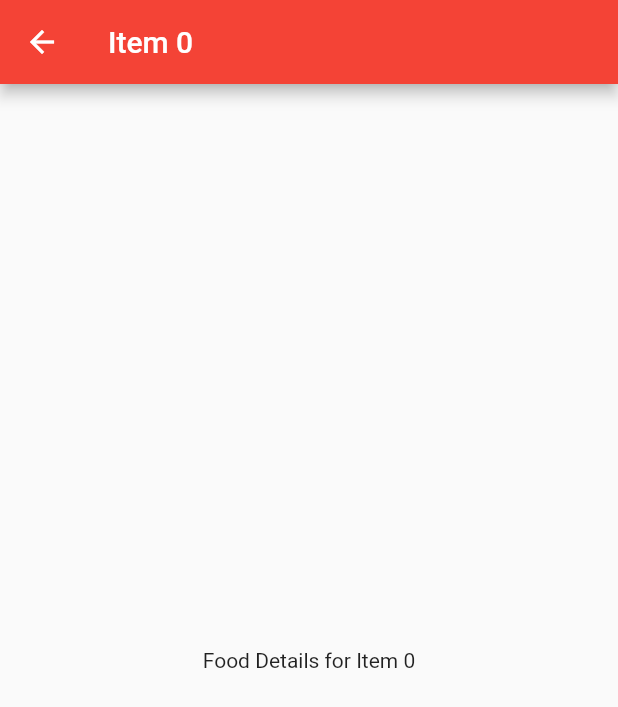
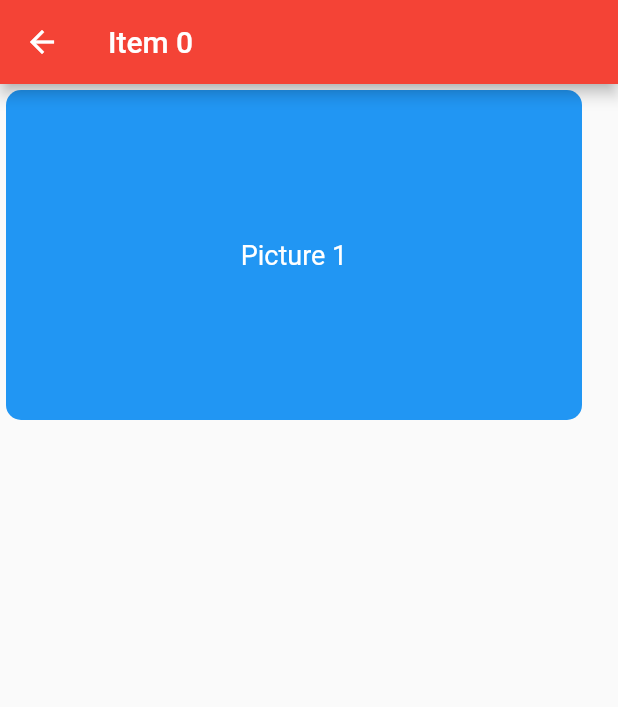
Before and after one commit to noitisoprepus/food-hunter, a Flutter app: the CatalogPage screen opened directly, after a tap on an icon or button, on a phone screen of 412 x 824 dp. Shown: the top 707 px of the screen. Run offline on Flutter 3.47's test engine with Material 2 defaults, Android fonts, the phone set to English and light mode, and no system bars.

Commit message:
CatalogPage to FoodPage Hero!

```diff
--- a/lib/main.dart
+++ b/lib/main.dart
@@ -18,7 +18,7 @@ class MyApp extends StatelessWidget {
       ),
       debugShowCheckedModeBanner: false,
       title: 'Food Hunter',
-      home: HomePage(),
+      home: const HomePage(),
     );
   }
 }
--- a/lib/pages/catalog.dart
+++ b/lib/pages/catalog.dart
@@ -2,16 +2,18 @@ import 'package:flutter/material.dart';
 import 'package:food_hunter/pages/food.dart';
 
 class CatalogPage extends StatelessWidget {
+  const CatalogPage({super.key});
+
   @override
   Widget build(BuildContext context) {
     return Scaffold(
       appBar: AppBar(
-        title: Text('Food Catalog'),
+        title: const Text('Food Catalog'),
       ),
       body: Column(
         children: [
           Container(
-            margin: EdgeInsets.all(16.0),
+            margin: const EdgeInsets.all(16.0),
             decoration: BoxDecoration(
               borderRadius: BorderRadius.circular(10.0),
               border: Border.all(
@@ -19,7 +21,7 @@ class CatalogPage extends StatelessWidget {
                 width: 1.0,
               ),
             ),
-            child: TextField(
+            child: const TextField(
               decoration: InputDecoration(
                 hintText: 'Search',
                 hintStyle: TextStyle(color: Colors.grey),
@@ -66,6 +68,8 @@ class CatalogPage extends StatelessWidget {
           ),
         );
       },
+      child: Hero(
+        tag: 'food_item_$index',
         child: Container(
           padding: const EdgeInsets.all(8),
           // color: Colors.teal[100 * (index + 1)],
@@ -77,6 +81,7 @@ class CatalogPage extends StatelessWidget {
             child: Text(text),
           ),
         ),
+      ),
     );
   }
 }
--- a/lib/pages/food.dart
+++ b/lib/pages/food.dart
@@ -1,22 +1,95 @@
 import 'package:flutter/material.dart';
 
-class FoodPage extends StatelessWidget {
+class FoodPage extends StatefulWidget {
   final int itemIndex; // Define the itemIndex
 
-  FoodPage({Key? key, required this.itemIndex}) : super(key: key); // Update constructor
+  const FoodPage({Key? key, required this.itemIndex}) : super(key: key); // Update constructor
+
+  @override
+  _FoodPageState createState() => _FoodPageState();
+}
+
+class _FoodPageState extends State<FoodPage> {
+  final List<String> informationEntries = [
+    'Picture 1',
+    'Picture 2',
+    'Picture 3',
+    // Add more information entries here
+  ];
+
+  int selectedInformationIndex = 0; // Track the currently selected information entry
+  late PageController _pageController;
+
+  @override
+  void initState() {
+    super.initState();
+    _pageController = PageController();
+
+    // Listen for page changes and update selectedInformationIndex
+    _pageController.addListener(() {
+      setState(() {
+        selectedInformationIndex = _pageController.page?.round() ?? 0;
+      });
+    });
+  }
 
   @override
   Widget build(BuildContext context) {
     // Generate a dynamic title based on the itemIndex
-    String itemTitle = 'Item $itemIndex';
+    String itemTitle = 'Item ${widget.itemIndex}';
 
     return Scaffold(
       appBar: AppBar(
         title: Text(itemTitle), // Set the app bar title to the item name
       ),
-      body: Center(
-        child: Text('Food Details for $itemTitle'), // Use the dynamic item name
+      body: Column(
+        children: <Widget>[
+          Padding(
+            padding: const EdgeInsets.all(4.0),
+            child: SizedBox(
+              height: 220, // Adjust the height as needed
+              child: PageView.builder(
+                controller: _pageController,
+                scrollDirection: Axis.horizontal,
+                itemCount: informationEntries.length,
+                itemBuilder: (BuildContext context, int index) {
+                  return Row(
+                    children: [
+                      Hero(
+                        tag: 'food_item_${widget.itemIndex}',
+                        child: Container(
+                          width: 384, // Adjust the width as needed
+                          decoration: BoxDecoration(
+                              color: Colors.blue, // Change to your preferred background color
+                              borderRadius: BorderRadius.circular(10)),
+                          child: Center(
+                            child: Text(
+                              informationEntries[index],
+                              style: const TextStyle(
+                                fontSize: 18,
+                                color: Colors.white, // Change text color as needed
+                              ),
+                            ),
+                          ),
+                        ),
+                      ),
+                    ],
+                  );
+                },
+              ),
+            ),
+          ),
+          const SizedBox(
+            height: 10,
+          ),
+        ],
       ),
     );
   }
+
+  @override
+  void dispose() {
+    _pageController.dispose();
+    super.dispose();
+  }
 }
```
Also changed, not shown: lib/pages/home.dart (+24 -22 lines). Lines whose indentation alone changed are shown as unchanged.
